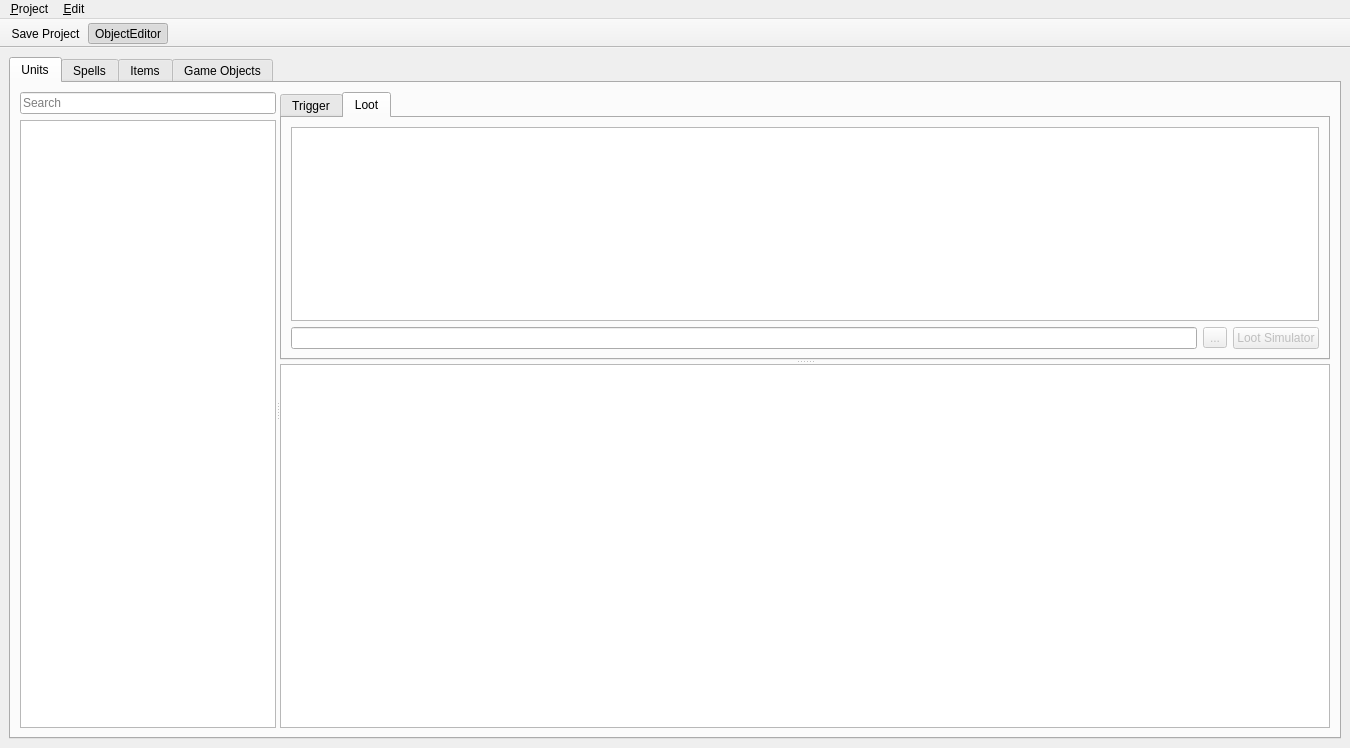
Qt form editor/ui/object_editor.ui (Kyoril/wow-pp) before a commit.
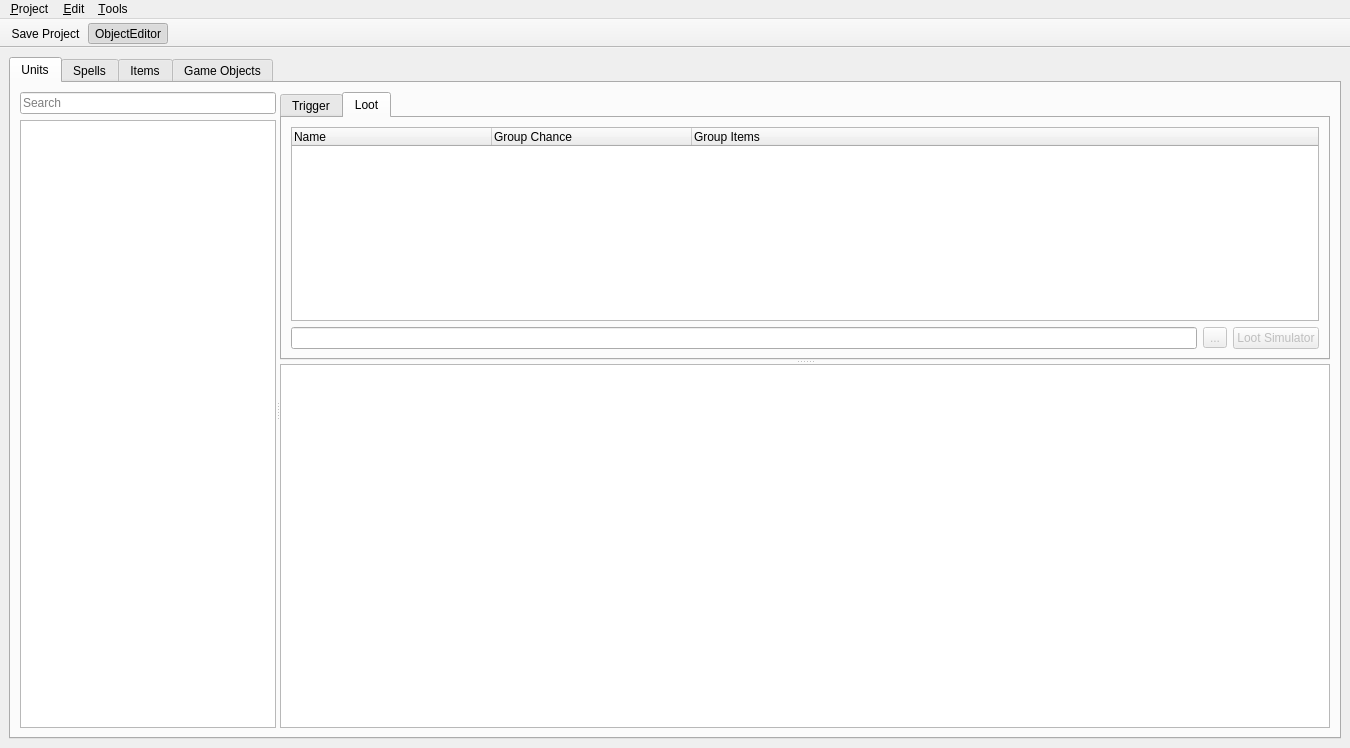
The same form after that commit. Icons and pictures are not drawn.

Commit message:
Editor fixes (Unit properties are working again)
Editor UI fixes (Scaling etc.)
Editor: Loot Simulator is working again
Editor: Loot importer is working now

What changed in the file:
```diff
--- a/editor/ui/object_editor.ui
+++ b/editor/ui/object_editor.ui
@@ -195,7 +195,7 @@
                     <number>3</number>
                    </property>
                    <attribute name="headerVisible">
-                    <bool>false</bool>
+                    <bool>true</bool>
                    </attribute>
                    <attribute name="headerDefaultSectionSize">
                     <number>200</number>
@@ -2977,8 +2977,15 @@
      <string>&amp;Edit</string>
     </property>
    </widget>
+   <widget class="QMenu" name="menu_Tools">
+    <property name="title">
+     <string>&amp;Tools</string>
+    </property>
+    <addaction name="actionImport"/>
+   </widget>
    <addaction name="menu_Project"/>
    <addaction name="menu_Edit"/>
+   <addaction name="menu_Tools"/>
   </widget>
   <widget class="QToolBar" name="toolBar">
    <property name="windowTitle">
```
Left out of the diff: 5 changed lines with no effect on the pictures. The commit also changes 17 other files.
